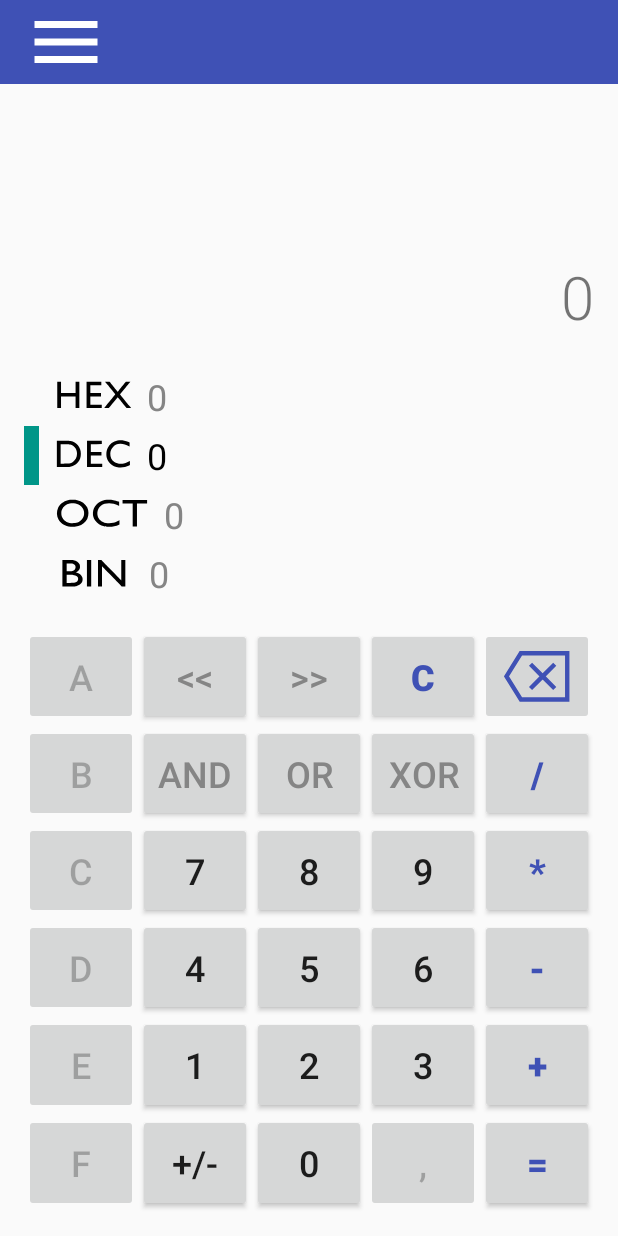
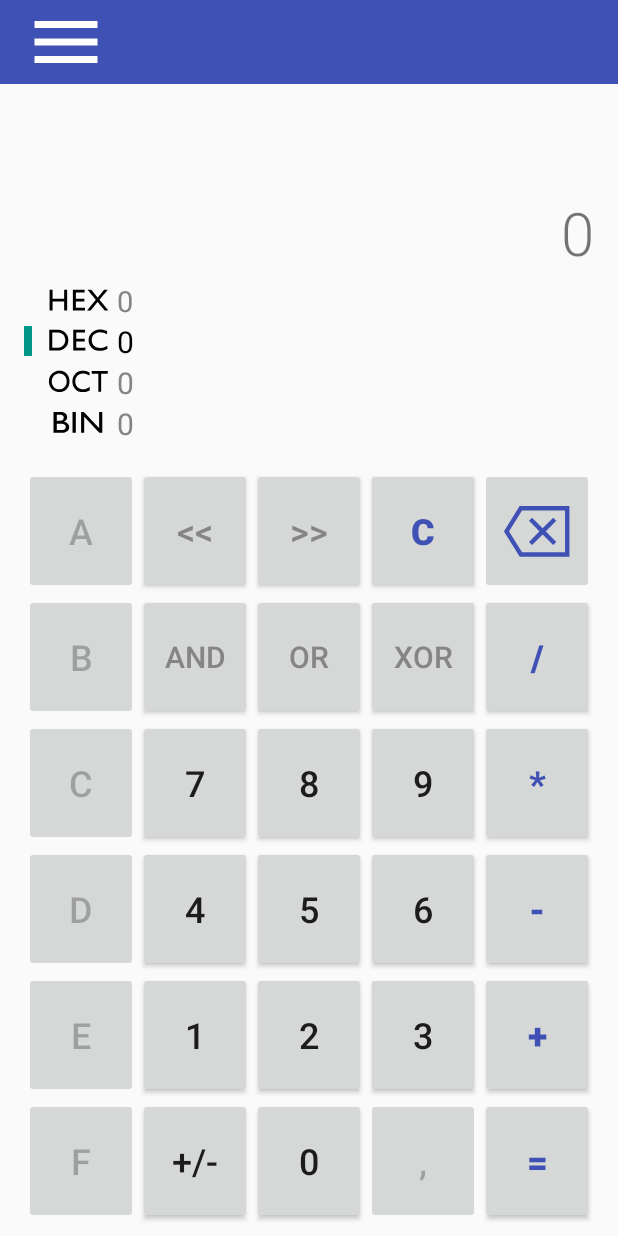
Before and after one commit to sssemion/calculator, an Android app: the DevActivity screen opened directly, with no data from a screen before it, on a phone screen of 412 x 824 dp. Run offline under Robolectric (Android 15) with nearby library versions, the phone set to English and light mode, and no system bars.

Commit message:
Исправлены ошибки

```diff
--- a/app/src/main/java/com/sssemion/calculator/calc/DevCalculator.java
+++ b/app/src/main/java/com/sssemion/calculator/calc/DevCalculator.java
@@ -9,7 +9,7 @@ import android.widget.Toast;
 import com.sssemion.calculator.R;
 
 public class DevCalculator extends MainCalculator {
-    private NumeralSystem currentNumeralSystem;
+    private NumeralSystem currentNumeralSystem = NumeralSystem.DEC;
 
     private long baseValue;
     private long secondValue;
@@ -23,8 +23,9 @@ public class DevCalculator extends MainCalculator {
     }
 
     public void setCurrentNumeralSystem(NumeralSystem numSys) {
+        long value = parseInt(displayedNumber);
         this.currentNumeralSystem = numSys;
-        updateResult(baseValue);
+        updateResult(value, false);
     }
 
     @Override
@@ -119,13 +120,23 @@ public class DevCalculator extends MainCalculator {
         String first = formatInt(baseValue);
         String second = formatInt(secondValue);
         String sign = getSign(lastOperation);
-
-        if (!"".equals(sign)) {
-            if (secondValue == 0 && sign.equals("/")) {
-                Toast.makeText(context, context.getString(R.string.divide_by_zero_error),
-                        Toast.LENGTH_SHORT).show();
+        if (lastOperation == null)
+            return;
+        switch (lastOperation) {
+            case AND:
+            case OR:
+            case XOR:
+                setFormula(first + " " + sign + " " + second);
+                break;
+            default: {
+                if (!"".equals(sign)) {
+                    if (secondValue == 0 && sign.equals("/")) {
+                        Toast.makeText(context, context.getString(R.string.divide_by_zero_error),
+                                Toast.LENGTH_SHORT).show();
+                    }
+                    setFormula(first + sign + second);
+                }
             }
-            setFormula(first + sign + second);
         }
     }
 
--- a/app/src/main/res/drawable/ic_bin.xml
+++ b/app/src/main/res/drawable/ic_bin.xml
@@ -1,5 +1,5 @@
-<vector android:height="25dp" android:viewportHeight="5660"
-    android:viewportWidth="12000" android:width="53.013912dp" xmlns:android="http://schemas.android.com/apk/res/android">
+<vector android:height="20dp" android:viewportHeight="5660"
+    android:viewportWidth="12000" android:width="41dp" xmlns:android="http://schemas.android.com/apk/res/android">
     <path android:fillColor="#000000"
         android:pathData="M1260,2714l0,-1965 768,4c737,3 772,4 889,25 454,81 785,300 915,604 50,119 59,163 65,328 4,120 1,172 -11,230 -19,87 -78,216 -134,293 -85,114 -249,239 -420,320l-87,41 90,21c460,109 794,366 906,701 39,114 50,189 50,327 0,154 -31,281 -99,412 -38,72 -67,110 -147,191 -55,56 -127,119 -160,141 -143,95 -311,171 -480,217 -264,73 -315,76 -1302,76l-843,0 0,-1966zM3009,4141c206,-34 361,-101 462,-201 110,-108 153,-219 153,-390 -2,-358 -247,-546 -767,-589 -70,-6 -315,-11 -543,-11l-414,0 0,606 0,606 518,-5c334,-3 543,-9 591,-16zM2630,2405c380,-60 579,-238 605,-541 21,-235 -72,-409 -268,-503 -151,-73 -297,-91 -744,-91l-323,0 0,581 0,581 313,-5c221,-3 343,-10 417,-22z" android:strokeColor="#00000000"/>
     <path android:fillColor="#000000"
--- a/app/src/main/res/drawable/ic_dec.xml
+++ b/app/src/main/res/drawable/ic_dec.xml
@@ -1,5 +1,5 @@
-<vector android:height="25dp" android:viewportHeight="5780"
-    android:viewportWidth="12000" android:width="51.893353dp" xmlns:android="http://schemas.android.com/apk/res/android">
+<vector android:height="20dp" android:viewportHeight="5780"
+    android:viewportWidth="12000" android:width="41dp" xmlns:android="http://schemas.android.com/apk/res/android">
     <path android:fillColor="#000000"
         android:pathData="M9985,4783c-556,-50 -1003,-253 -1347,-611 -242,-252 -394,-500 -493,-802 -65,-199 -88,-359 -88,-605 0,-373 62,-662 203,-951 284,-580 857,-1001 1515,-1114 541,-92 1040,-26 1708,227l147,56 0,313c0,173 -2,314 -4,314 -2,0 -43,-23 -92,-51 -440,-253 -948,-389 -1368,-364 -449,25 -794,173 -1082,460 -273,274 -404,585 -421,1005 -23,559 193,1007 627,1300 332,224 747,314 1220,266 333,-35 678,-150 1004,-335 60,-34 118,-68 129,-76 12,-8 25,-15 29,-15 5,0 8,141 8,314l0,313 -122,61c-414,203 -870,304 -1348,300 -102,-1 -203,-3 -225,-5z" android:strokeColor="#00000000"/>
     <path android:fillColor="#000000"
--- a/app/src/main/res/drawable/ic_hex.xml
+++ b/app/src/main/res/drawable/ic_hex.xml
@@ -1,6 +1,6 @@
 <vector xmlns:tools="http://schemas.android.com/tools"
-    android:height="25dp" android:viewportHeight="5780"
-    android:viewportWidth="12000" android:width="51.893353dp" xmlns:android="http://schemas.android.com/apk/res/android">
+    android:height="20dp" android:viewportHeight="5780"
+    android:viewportWidth="12000" android:width="41dp" xmlns:android="http://schemas.android.com/apk/res/android">
     <path android:fillColor="#000000"
         android:pathData="M500,2720l0,-2010 290,0 290,0 0,870 0,870 1120,0 1120,0 0,-870 0,-870 290,0 290,0 0,2010 0,2010 -290,0 -290,0 0,-875 0,-875 -1120,0 -1120,0 0,875 0,875 -290,0 -290,0 0,-2010z" android:strokeColor="#00000000"/>
     <path android:fillColor="#000000"
--- a/app/src/main/res/drawable/ic_oct.xml
+++ b/app/src/main/res/drawable/ic_oct.xml
@@ -1,5 +1,5 @@
-<vector android:height="25dp" android:viewportHeight="4750"
-    android:viewportWidth="12000" android:width="63.137558dp" xmlns:android="http://schemas.android.com/apk/res/android">
+<vector android:height="20dp" android:viewportHeight="4750"
+    android:viewportWidth="12000" android:width="41dp" xmlns:android="http://schemas.android.com/apk/res/android">
     <path android:fillColor="#000000"
         android:pathData="M2090,3970c-661,-66 -1233,-406 -1519,-905 -246,-429 -266,-1019 -50,-1470 210,-440 690,-807 1229,-939 195,-48 290,-58 568,-63 279,-5 406,5 612,49 565,120 1027,451 1259,901 219,428 223,1022 8,1452 -207,416 -623,744 -1132,891 -215,63 -377,85 -650,89 -132,2 -278,0 -325,-5zM2666,3505c233,-39 413,-109 595,-230 280,-187 456,-438 521,-745 28,-134 28,-376 0,-510 -65,-307 -239,-555 -522,-745 -214,-144 -443,-218 -753,-245 -159,-14 -368,-2 -522,30 -463,96 -835,387 -985,772 -55,142 -73,244 -73,433 -1,184 13,277 60,410 165,460 629,791 1186,845 122,12 382,4 493,-15z" android:strokeColor="#00000000"/>
     <path android:fillColor="#000000"
--- a/app/src/main/res/drawable/radiobutton_checked.xml
+++ b/app/src/main/res/drawable/radiobutton_checked.xml
@@ -1,6 +1,6 @@
 <vector xmlns:android="http://schemas.android.com/apk/res/android"
-    android:width="10dp"
-    android:height="40dp"
+    android:width="5dp"
+    android:height="20dp"
     android:viewportWidth="10"
     android:viewportHeight="40">
   <path
--- a/app/src/main/res/drawable/radiobutton_unchecked.xml
+++ b/app/src/main/res/drawable/radiobutton_unchecked.xml
@@ -1,6 +1,6 @@
 <vector xmlns:android="http://schemas.android.com/apk/res/android"
-    android:width="10dp"
-    android:height="40dp"
+    android:width="5dp"
+    android:height="20dp"
     android:viewportWidth="10"
     android:viewportHeight="40">
   <path />
--- a/app/src/main/res/layout/activity_dev.xml
+++ b/app/src/main/res/layout/activity_dev.xml
@@ -20,13 +20,16 @@
             android:layout_height="match_parent"
             android:layout_marginTop="?android:actionBarSize"
             android:orientation="vertical"
-            android:padding="16dp"
+            android:paddingLeft="16dp"
+            android:paddingTop="8dp"
+            android:paddingRight="16dp"
+            android:paddingBottom="8dp"
             tools:layout_editor_absoluteX="0dp"
             tools:layout_editor_absoluteY="233dp">
 
             <LinearLayout
                 android:layout_width="match_parent"
-                android:layout_height="wrap_content"
+                android:layout_height="0dp"
                 android:layout_marginTop="16dp"
                 android:layout_marginBottom="16dp"
                 android:layout_weight="3"
@@ -40,8 +43,8 @@
                     android:fontFamily="sans-serif-light"
                     android:gravity="end|bottom"
                     android:maxLines="1"
+                    android:textAllCaps="true"
                     android:textSize="@dimen/formula_text_size"
-                    android:textAllCaps="true"
                     tools:ignore="NestedWeights" />
 
                 <TextView
@@ -52,9 +55,12 @@
                     android:fontFamily="sans-serif-light"
                     android:gravity="center_vertical|end"
                     android:maxLines="1"
+                    android:textAllCaps="true"
                     android:textSize="@dimen/display_text_size"
-                    tools:text="0"
-                    android:textAllCaps="true"/>
+                    android:autoSizeMinTextSize="@dimen/button_text_size"
+                    android:autoSizeTextType="uniform"
+                    android:autoSizeMaxTextSize="@dimen/display_text_size"
+                    tools:text="0" />
 
                 <RadioGroup
                     android:id="@+id/numeralSystemsGroup"
@@ -92,9 +98,9 @@
 
             <GridLayout
                 android:layout_width="match_parent"
-                android:layout_height="wrap_content"
-                android:layout_gravity="center_horizontal"
-                android:layout_weight="3"
+                android:layout_height="0dp"
+                android:layout_gravity="center_horizontal|bottom"
+                android:layout_weight="7"
                 android:alignmentMode="alignMargins"
                 android:columnCount="5"
                 android:orientation="horizontal">
@@ -131,7 +137,6 @@
                     android:tint="@color/colorPrimary"
                     tools:ignore="ContentDescription" />
 
-
                 <Button
                     android:id="@+id/digitB"
                     style="@style/CalcButton"
@@ -140,19 +145,24 @@
 
                 <Button
                     style="@style/SecondaryOperation"
+                    android:autoSizeMaxTextSize="@dimen/button_text_size_secondary"
                     android:onClick="onOperationClick"
-                    android:text="@string/operationAND" />
+                    android:text="@string/operationAND"
+                    android:textSize="@dimen/button_text_size_secondary" />
 
                 <Button
                     style="@style/SecondaryOperation"
+                    android:autoSizeMaxTextSize="@dimen/button_text_size_secondary"
                     android:onClick="onOperationClick"
-                    android:text="@string/operationOR" />
+                    android:text="@string/operationOR"
+                    android:textSize="@dimen/button_text_size_secondary" />
 
                 <Button
                     style="@style/SecondaryOperation"
+                    android:autoSizeMaxTextSize="@dimen/button_text_size_secondary"
                     android:onClick="onOperationClick"
-                    android:text="@string/operationXOR" />
-
+                    android:text="@string/operationXOR"
+                    android:textSize="@dimen/button_text_size_secondary" />
 
                 <Button
                     style="@style/PrimaryOperation"
@@ -264,8 +274,8 @@
                     android:text="@string/digit0" />
 
                 <Button
+                    style="@style/CalcButton"
                     android:enabled="false"
-                    style="@style/CalcButton"
                     android:onClick="onNumberClick"
                     android:text="@string/signComma" />
 
--- a/app/src/main/res/values/dimens.xml
+++ b/app/src/main/res/values/dimens.xml
@@ -1,6 +1,8 @@
 <?xml version="1.0" encoding="utf-8"?>
 <resources>
     <dimen name="button_text_size">24sp</dimen>
+    <dimen name="button_text_size_secondary">20sp</dimen>
+    <dimen name="min_button_text_size">12dp</dimen>
     <dimen name="formula_text_size">20sp</dimen>
     <dimen name="display_text_size">40sp</dimen>
 </resources>
--- a/app/src/main/res/values/styles.xml
+++ b/app/src/main/res/values/styles.xml
@@ -11,10 +11,17 @@
     <style name="CalcButton" parent="Widget.AppCompat.Button">
         <item name="android:layout_gravity">fill</item>
         <item name="android:layout_width">0dp</item>
+        <item name="android:layout_height">wrap_content</item>
         <item name="android:textSize">@dimen/button_text_size</item>
         <item name="android:layout_rowWeight">1</item>
         <item name="android:layout_columnWeight">1</item>
         <item name="android:textAllCaps">false</item>
+        <item name="android:maxLines">1</item>
+        <item name="android:minWidth">0dp</item>
+        <item name="android:minHeight">0dp</item>
+        <item name="android:autoSizeMinTextSize">@dimen/min_button_text_size</item>
+        <item name="android:autoSizeTextType">uniform</item>
+        <item name="android:autoSizeMaxTextSize">@dimen/button_text_size</item>
     </style>
 
     <style name="PrimaryOperation" parent="CalcButton">
@@ -32,8 +39,11 @@
         <item name="android:layout_height">0dp</item>
         <item name="android:layout_weight">10</item>
         <item name="android:paddingStart">10dp</item>
-        <item name="android:drawablePadding">10dp</item>
+        <item name="android:drawablePadding">5dp</item>
         <item name="android:textSize">@dimen/button_text_size</item>
+        <item name="android:autoSizeMinTextSize">@dimen/min_button_text_size</item>
+        <item name="android:autoSizeTextType">uniform</item>
+        <item name="android:autoSizeMaxTextSize">@dimen/button_text_size</item>
         <item name="textAllCaps">true</item>
         <item name="android:maxLines">1</item>
     </style>
```
